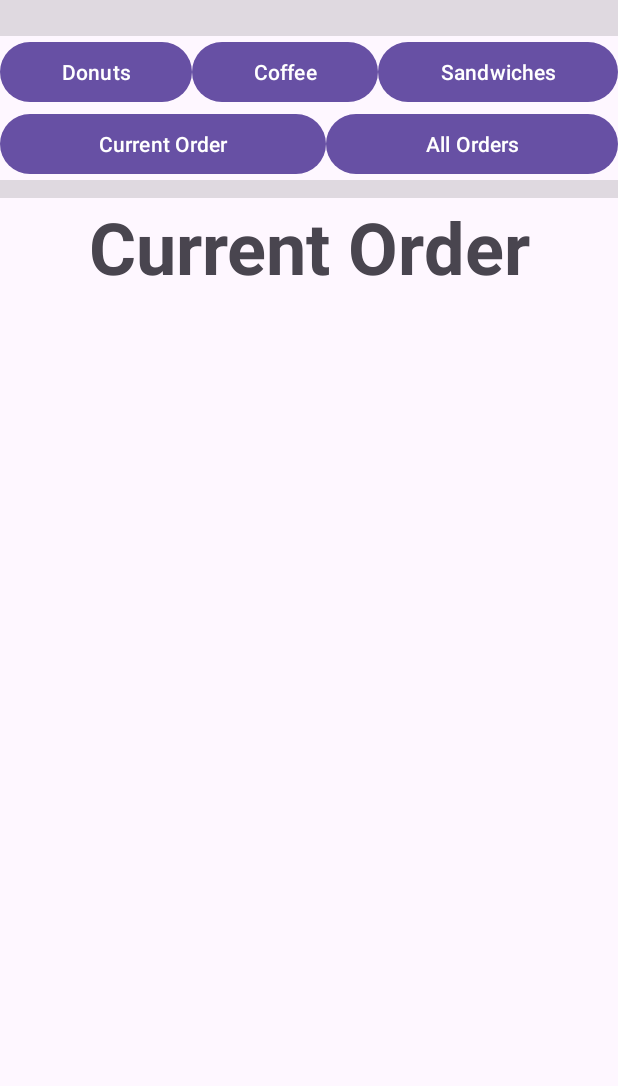
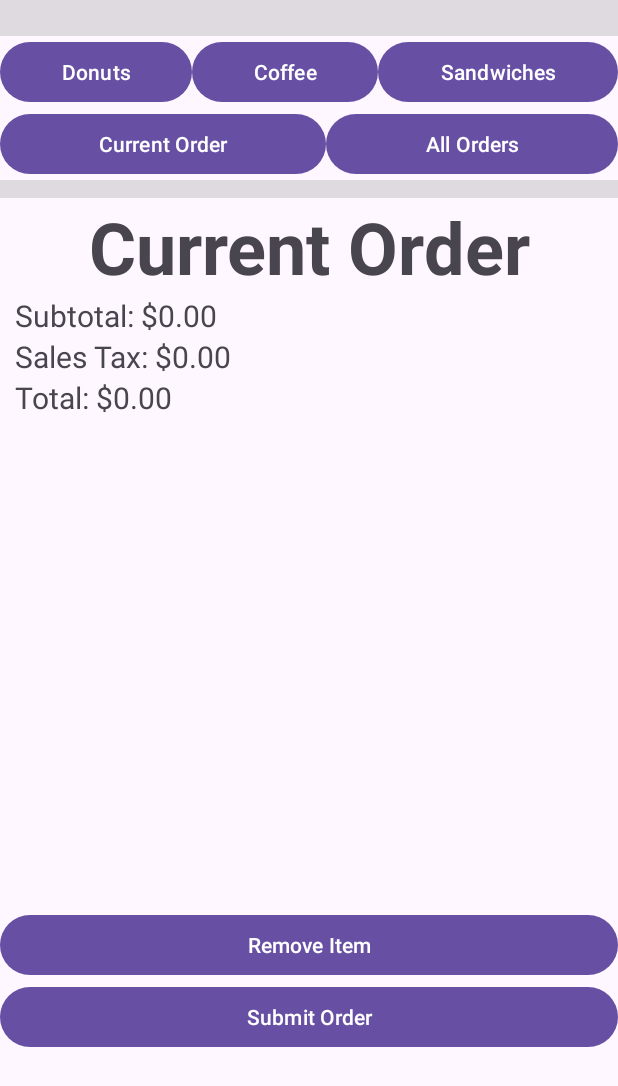
Before and after one commit to woogyeom/CS213-Project-5, an Android app: the screen it shows after launch (MainActivity), on a phone screen of 412 x 824 dp. Shown: the top 1086 px of the screen. Run offline under Robolectric (Android 15) with nearby library versions, the phone set to English and light mode, and no system bars.

Commit message:
Did CurrentOrder

```diff
--- a/app/src/main/java/rucafe/ordermanager/CoffeeFragment.java
+++ b/app/src/main/java/rucafe/ordermanager/CoffeeFragment.java
@@ -175,7 +175,9 @@ public class CoffeeFragment extends Fragment {
         }
         Toast.makeText(getContext(), "Added to Order", Toast.LENGTH_SHORT).show();
         Toast.makeText(getContext(), coffee.toString(), Toast.LENGTH_SHORT).show();
+
         reset();
+
     }
 
     @SuppressLint("SetTextI18n")
--- a/app/src/main/java/rucafe/ordermanager/CurrentOrderFragment.java
+++ b/app/src/main/java/rucafe/ordermanager/CurrentOrderFragment.java
@@ -1,64 +1,89 @@
 package rucafe.ordermanager;
 
 import android.os.Bundle;
-
-import androidx.fragment.app.Fragment;
-
 import android.view.LayoutInflater;
 import android.view.View;
 import android.view.ViewGroup;
+import android.widget.Button;
+import android.widget.TextView;
 
-/**
- * A simple {@link Fragment} subclass.
- * Use the {@link CurrentOrderFragment#newInstance} factory method to
- * create an instance of this fragment.
- */
+import androidx.annotation.NonNull;
+import androidx.fragment.app.Fragment;
+import androidx.recyclerview.widget.LinearLayoutManager;
+import androidx.recyclerview.widget.RecyclerView;
+
 public class CurrentOrderFragment extends Fragment {
 
-    // TODO: Rename parameter arguments, choose names that match
-    // the fragment initialization parameters, e.g. ARG_ITEM_NUMBER
-    private static final String ARG_PARAM1 = "param1";
-    private static final String ARG_PARAM2 = "param2";
+    private TextView subtotalTextView;
+    private TextView salesTaxTextView;
+    private TextView totalAmountTextView;
+    private RecyclerView orderItemsRecyclerView;
+    private Button removeItemButton;
+    private Button submitOrderButton;
 
-    // TODO: Rename and change types of parameters
-    private String mParam1;
-    private String mParam2;
+    private OrderListAdapter adapter; // This is the adapter we just created.
+    private final OrderList orderList = OrderList.getInstance();
 
     public CurrentOrderFragment() {
         // Required empty public constructor
     }
 
-    /**
-     * Use this factory method to create a new instance of
-     * this fragment using the provided parameters.
-     *
-     * @param param1 Parameter 1.
-     * @param param2 Parameter 2.
-     * @return A new instance of fragment CurrentOrderFragment.
-     */
-    // TODO: Rename and change types and number of parameters
-    public static CurrentOrderFragment newInstance(String param1, String param2) {
-        CurrentOrderFragment fragment = new CurrentOrderFragment();
-        Bundle args = new Bundle();
-        args.putString(ARG_PARAM1, param1);
-        args.putString(ARG_PARAM2, param2);
-        fragment.setArguments(args);
-        return fragment;
+    @Override
+    public View onCreateView(@NonNull LayoutInflater inflater, ViewGroup container,
+                             Bundle savedInstanceState) {
+        View view = inflater.inflate(R.layout.fragment_current_order, container, false);
+
+        subtotalTextView = view.findViewById(R.id.subtotal);
+        salesTaxTextView = view.findViewById(R.id.salesTax);
+        totalAmountTextView = view.findViewById(R.id.totalAmount);
+        orderItemsRecyclerView = view.findViewById(R.id.itemList);
+        removeItemButton = view.findViewById(R.id.removeItem);
+        submitOrderButton = view.findViewById(R.id.submitOrder);
+
+        adapter = new OrderListAdapter(orderList.getCurOrder().getItems());
+        orderItemsRecyclerView.setLayoutManager(new LinearLayoutManager(view.getContext()));
+        orderItemsRecyclerView.setAdapter(adapter);
+
+        updateOrderSummary();
+
+        removeItemButton.setOnClickListener(new View.OnClickListener() {
+            @Override
+            public void onClick(View v) {
+                adapter.removeSelectedItem();
+                updateOrderSummary(); // Update the subtotal, tax, and total after an item is removed.
+            }
+        });
+
+        submitOrderButton.setOnClickListener(new View.OnClickListener() {
+            @Override
+            public void onClick(View v) {
+                // Submit order logic (not shown here)
+                // After submission, clear the order and update UI.
+                orderList.submitOrder(orderList.getCurOrder());
+                adapter.notifyDataSetChanged();
+                updateOrderSummary();
+            }
+        });
+
+        return view;
+    }
+
+
+    private void updateOrderSummary() {
+        // Assuming you have a method in Order to calculate subtotal, tax, and total.
+        Order currentOrder = orderList.getCurOrder();
+        subtotalTextView.setText(String.format("Subtotal: $%.2f", currentOrder.getSubTotal()));
+        salesTaxTextView.setText(String.format("Sales Tax: $%.2f", currentOrder.getSalesTax()));
+        totalAmountTextView.setText(String.format("Total: $%.2f", currentOrder.getTotalAmount()));
     }
 
     @Override
-    public void onCreate(Bundle savedInstanceState) {
-        super.onCreate(savedInstanceState);
-        if (getArguments() != null) {
-            mParam1 = getArguments().getString(ARG_PARAM1);
-            mParam2 = getArguments().getString(ARG_PARAM2);
-        }
+    public void onResume() {
+        super.onResume();
+        // Refresh the list in case any items have changed.
+        adapter.notifyDataSetChanged();
+        updateOrderSummary();
     }
 
-    @Override
-    public View onCreateView(LayoutInflater inflater, ViewGroup container,
-                             Bundle savedInstanceState) {
-        // Inflate the layout for this fragment
-        return inflater.inflate(R.layout.fragment_current_order, container, false);
-    }
+
 }
--- /dev/null
+++ b/app/src/main/java/rucafe/ordermanager/OrderListAdapter.java
@@ -0,0 +1,63 @@
+package rucafe.ordermanager;
+
+import android.view.LayoutInflater;
+import android.view.View;
+import android.view.ViewGroup;
+import android.widget.TextView;
+
+import androidx.annotation.NonNull;
+import androidx.recyclerview.widget.RecyclerView;
+
+import java.util.List;
+
+public class OrderListAdapter extends RecyclerView.Adapter<OrderListAdapter.OrderViewHolder> {
+
+    private List<MenuItem> items;
+    private int selectedItemPosition = -1;
+
+    public OrderListAdapter(List<MenuItem> items) {
+        this.items = items;
+    }
+
+    @NonNull
+    @Override
+    public OrderViewHolder onCreateViewHolder(@NonNull ViewGroup parent, int viewType) {
+        View view = LayoutInflater.from(parent.getContext()).inflate(R.layout.order_item, parent, false);
+        return new OrderViewHolder(view);
+    }
+
+    @Override
+    public void onBindViewHolder(@NonNull OrderViewHolder holder, int position) {
+        MenuItem item = items.get(position);
+        holder.itemTextView.setText(item.toString());
+
+        holder.itemView.setSelected(selectedItemPosition == position);
+        holder.itemView.setOnClickListener(v -> {
+            notifyItemChanged(selectedItemPosition);
+            selectedItemPosition = holder.getAdapterPosition();
+            notifyItemChanged(selectedItemPosition);
+        });
+    }
+
+    @Override
+    public int getItemCount() {
+        return items.size();
+    }
+
+    public void removeSelectedItem() {
+        if (selectedItemPosition != -1) {
+            items.remove(selectedItemPosition);
+            notifyItemRemoved(selectedItemPosition);
+            selectedItemPosition = -1; // Reset selection
+        }
+    }
+
+    public class OrderViewHolder extends RecyclerView.ViewHolder {
+        TextView itemTextView;
+
+        public OrderViewHolder(View itemView) {
+            super(itemView);
+            itemTextView = itemView.findViewById(R.id.itemTextView); // Make sure you have a TextView with this ID in your layout.
+        }
+    }
+}
--- a/app/src/main/res/layout/fragment_current_order.xml
+++ b/app/src/main/res/layout/fragment_current_order.xml
@@ -4,6 +4,11 @@
     android:layout_width="match_parent"
     android:layout_height="match_parent"
     tools:context=".CurrentOrderFragment">
+
+    <LinearLayout
+        android:layout_width="match_parent"
+        android:layout_height="match_parent"
+        android:orientation="vertical">
 
         <TextView
             android:layout_width="match_parent"
@@ -12,4 +17,55 @@
             android:textAlignment="center"
             android:textSize="48sp"
             android:textStyle="bold" />
+
+        <TextView
+            android:id="@+id/subtotal"
+            android:layout_width="match_parent"
+            android:layout_height="wrap_content"
+            android:paddingLeft="10dp"
+            android:text="Subtotal: "
+            android:textSize="20sp" />
+
+        <TextView
+            android:id="@+id/salesTax"
+            android:layout_width="match_parent"
+            android:layout_height="wrap_content"
+            android:paddingLeft="10dp"
+            android:text="Sales Tax: "
+            android:textSize="20sp" />
+
+        <TextView
+            android:id="@+id/totalAmount"
+            android:layout_width="match_parent"
+            android:layout_height="wrap_content"
+            android:paddingLeft="10dp"
+            android:text="Total Amount: "
+            android:textSize="20sp" />
+
+        <androidx.recyclerview.widget.RecyclerView
+            android:id="@+id/itemList"
+            android:layout_width="match_parent"
+            android:layout_height="327dp"
+            android:paddingLeft="15dp"
+            android:paddingTop="15dp" />
+
+        <Button
+            android:id="@+id/removeItem"
+            android:layout_width="match_parent"
+            android:layout_height="wrap_content"
+            android:text="Remove Item" />
+
+        <Button
+            android:id="@+id/submitOrder"
+            android:layout_width="match_parent"
+            android:layout_height="wrap_content"
+            android:text="Submit Order" />
+
+        <TextView
+            android:id="@+id/itemTextView"
+            android:layout_width="match_parent"
+            android:layout_height="wrap_content" />
+
+    </LinearLayout>
+
 </FrameLayout>
```
Also changed, not shown: app/src/main/res/layout/order_item.xml (added, +17 -0 lines). Lines whose indentation alone changed are shown as unchanged.
